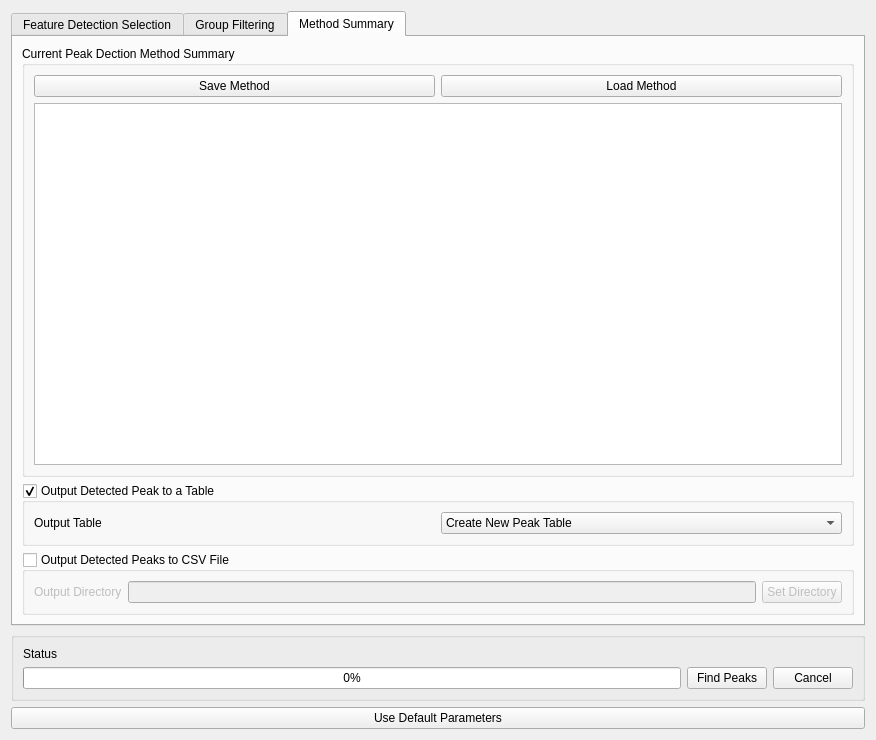
First picture: the form in src/gui/mzroll/forms/peakdetectiondialog.ui, repository ElucidataInc/ElMaven, before the edit.
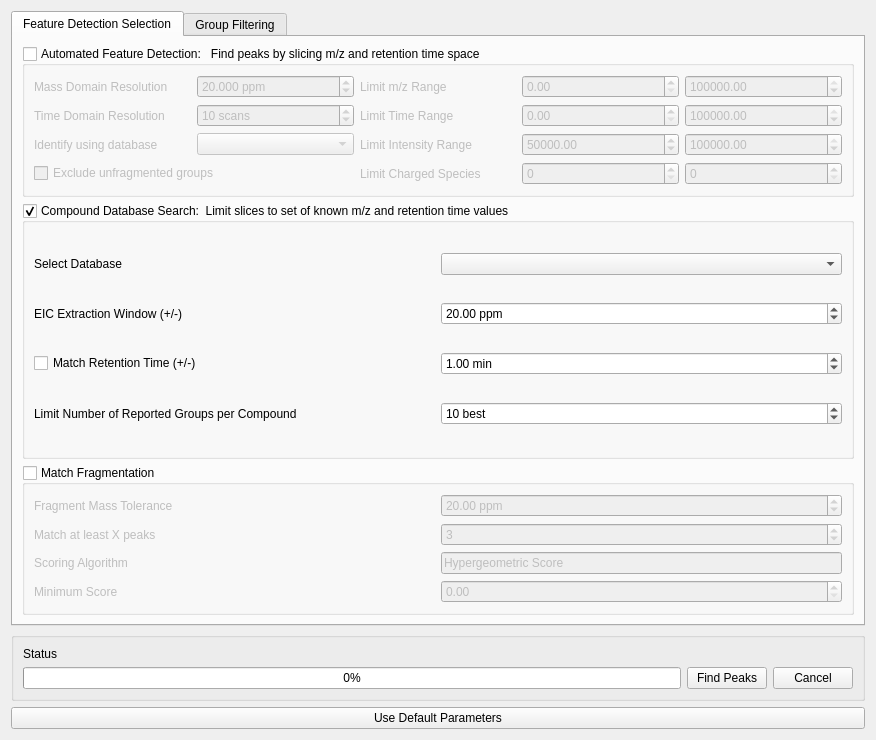
Second picture: the form after the edit. The open tabs and pages were chosen to show the change.

Commit message: [Ref] Remove method summary tab

What changed in the file:
```diff
--- a/src/gui/mzroll/forms/peakdetectiondialog.ui
+++ b/src/gui/mzroll/forms/peakdetectiondialog.ui
@@ -895,107 +895,6 @@
        </item>
       </layout>
      </widget>
-     <widget class="QWidget" name="methodSummaryTab">
-      <attribute name="title">
-       <string>Method Summary</string>
-      </attribute>
-      <layout class="QGridLayout" name="gridLayout_11">
-       <item row="3" column="1">
-        <widget class="QGroupBox" name="methodSummaryOptions">
-         <property name="title">
-          <string>Current Peak Dection Method Summary</string>
-         </property>
-         <layout class="QGridLayout" name="gridLayout_7">
-          <item row="0" column="0">
-           <widget class="QPushButton" name="saveMethodButton">
-            <property name="text">
-             <string>Save Method</string>
-            </property>
-           </widget>
-          </item>
-          <item row="0" column="1">
-           <widget class="QPushButton" name="loadMethodButton">
-            <property name="text">
-             <string>Load Method</string>
-            </property>
-           </widget>
-          </item>
-          <item row="3" column="0" colspan="2">
-           <widget class="QTextBrowser" name="methodSummary"/>
-          </item>
-         </layout>
-        </widget>
-       </item>
-       <item row="5" column="1">
-        <widget class="QGroupBox" name="groupBox_3">
-         <property name="title">
-          <string>Output Detected Peaks to CSV File</string>
-         </property>
-         <property name="checkable">
-          <bool>true</bool>
-         </property>
-         <property name="checked">
-          <bool>false</bool>
-         </property>
-         <layout class="QGridLayout" name="gridLayout_9">
-          <item row="1" column="2">
-           <widget class="QPushButton" name="setOutputDirButton">
-            <property name="text">
-             <string>Set Directory</string>
-            </property>
-           </widget>
-          </item>
-          <item row="1" column="1">
-           <widget class="QLineEdit" name="outputDirName"/>
-          </item>
-          <item row="1" column="0">
-           <widget class="QLabel" name="label_2">
-            <property name="text">
-             <string>Output Directory</string>
-            </property>
-           </widget>
-          </item>
-         </layout>
-        </widget>
-       </item>
-       <item row="4" column="1">
-        <widget class="QGroupBox" name="groupBox">
-         <property name="title">
-          <string>Output Detected Peak to a Table</string>
-         </property>
-         <property name="checkable">
-          <bool>true</bool>
-         </property>
-         <property name="checked">
-          <bool>true</bool>
-         </property>
-         <layout class="QGridLayout" name="gridLayout_12">
-          <item row="0" column="1">
-           <widget class="QComboBox" name="outputTableComboBox">
-            <item>
-             <property name="text">
-              <string>Create New Peak Table</string>
-             </property>
-            </item>
-            <item>
-             <property name="text">
-              <string>Bookmarked Peaks Table</string>
-             </property>
-            </item>
-           </widget>
-          </item>
-          <item row="0" column="0">
-           <widget class="QLabel" name="label_23">
-            <property name="text">
-             <string>Output Table</string>
-            </property>
-           </widget>
-          </item>
-         </layout>
-        </widget>
-       </item>
-      </layout>
-     </widget>
     </widget>
    </item>
    <item>
```
Left out of the diff: 8 changed lines with no effect on the pictures. The commit also changes 6 other files.
